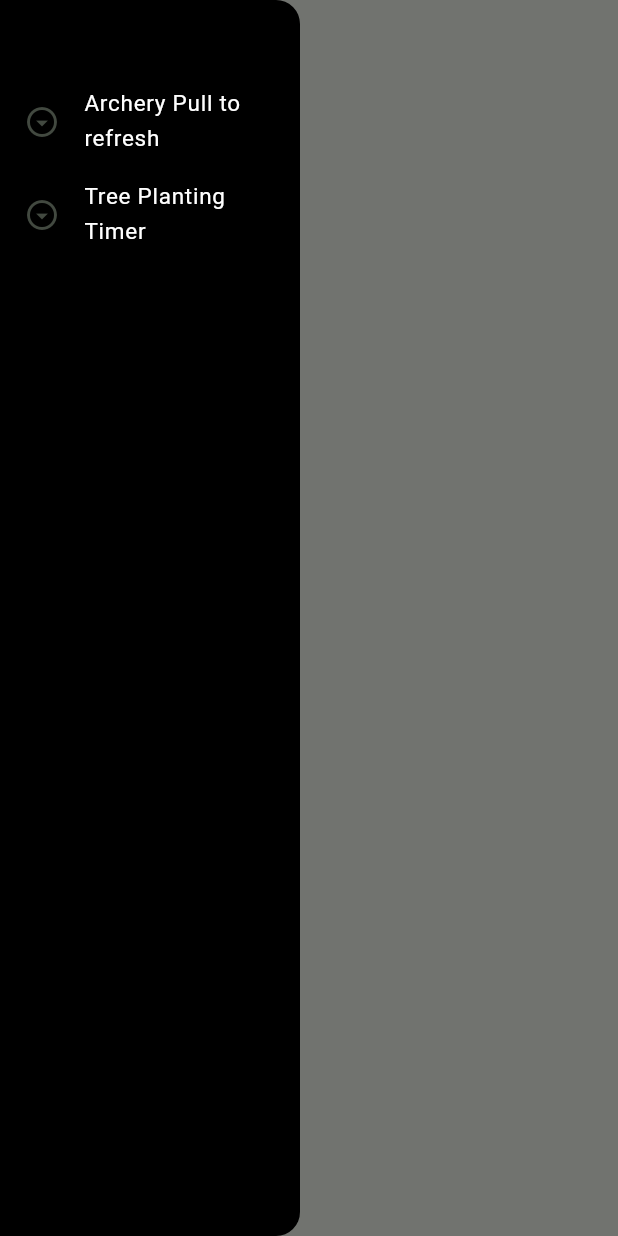
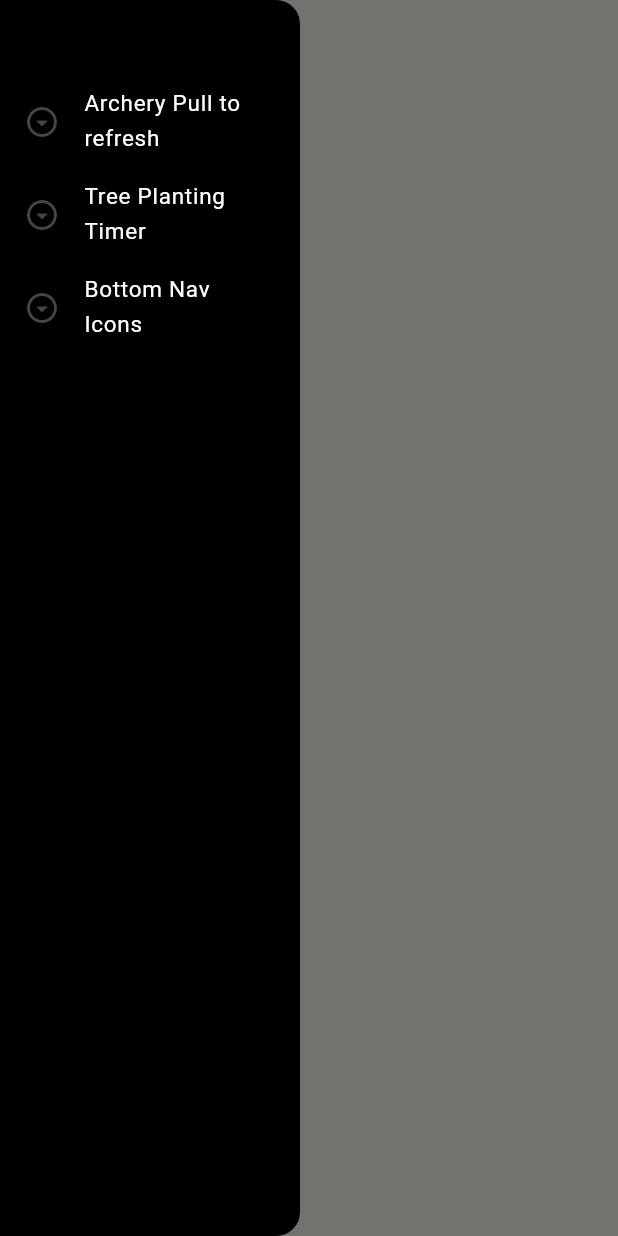
Before and after one commit to nikkieke/rive_flutter, a Flutter app: the screen it shows after launch, with the side drawer open, on a phone screen of 412 x 824 dp. Run offline on Flutter 3.47's test engine with Material 3 defaults, Android fonts, the phone set to English and light mode, and no system bars; our stand-ins replace flutter_svg, pull_to_refresh, rive.

Commit message:
update path

```diff
--- a/lib/screens/home/home.dart
+++ b/lib/screens/home/home.dart
@@ -43,6 +43,14 @@ class SideDrawer extends StatelessWidget {
                         Navigator.push(context, MaterialPageRoute(builder:(context)=> const TreePlantingScreen()));
                       }
                   ),
+                  ListTile(
+                      leading: const Icon(Icons.arrow_drop_down_circle_outlined),
+                      title: const Text("Bottom Nav Icons",style: TextStyle(
+                          color: Colors.white,  fontSize: 15)),
+                      onTap: (){
+                        Navigator.push(context, MaterialPageRoute(builder:(context)=> const BottomNav()));
+                      }
+                  ),
 
                 ]
             )
--- a/lib/screens/screens.dart
+++ b/lib/screens/screens.dart
@@ -1,3 +1,4 @@
 export 'archery/archery.dart';
 export 'home/home.dart';
 export 'tree_planting/tree_planting.dart';
+export 'bottom_nav/bottom_nav.dart';
```
